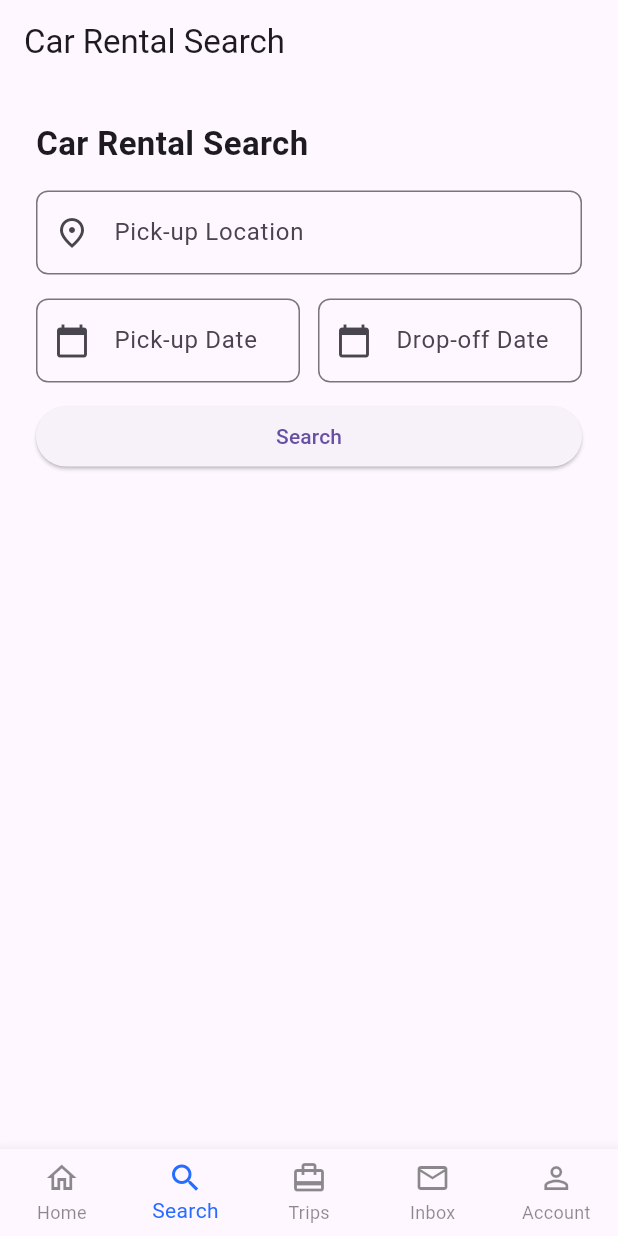
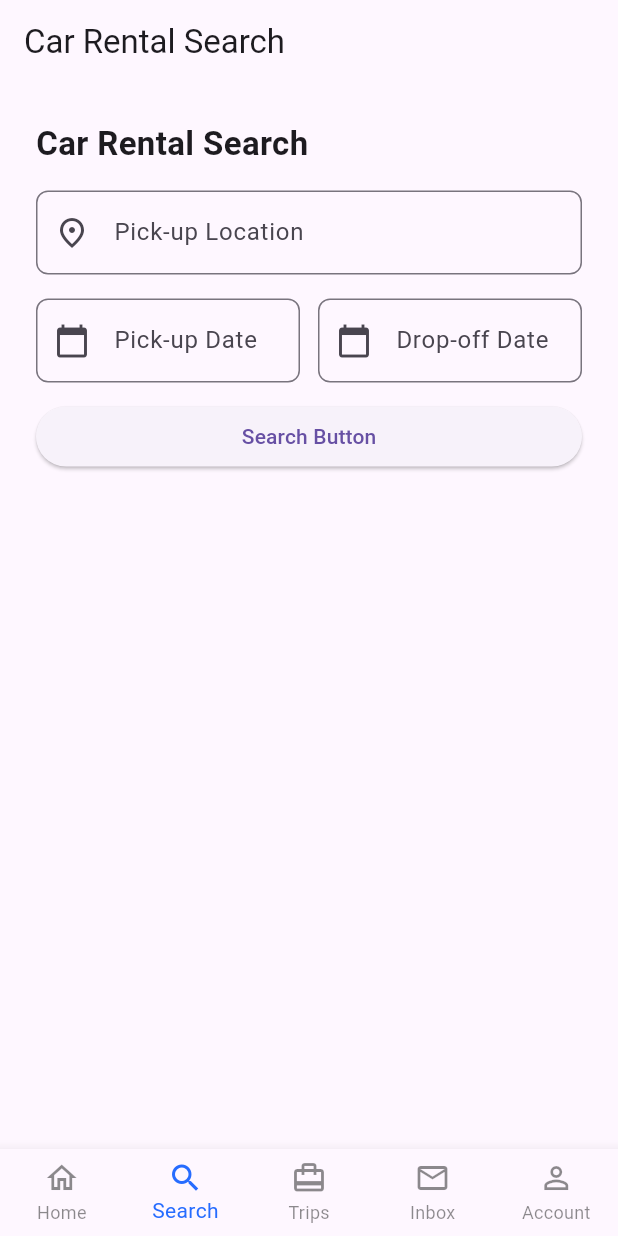
Before and after one commit to netamare/Expedia_app, a Flutter app: the screen it shows after launch, item 2 of the bottom bar chosen, on a phone screen of 412 x 824 dp. Run offline on Flutter 3.47's test engine with Material 3 defaults, Android fonts, the phone set to English and light mode, and no system bars; accounts and stored records are empty.

Commit message:
Again update car search

```diff
--- a/lib/screens/search/car_search_screen.dart
+++ b/lib/screens/search/car_search_screen.dart
@@ -12,6 +12,7 @@ class CarSearchScreen extends StatelessWidget {
           Text('Car Rental Search', style: TextStyle(fontSize: 22, fontWeight: FontWeight.bold)),
           SizedBox(height: 16),
           TextField(
+
             decoration: InputDecoration(
               prefixIcon: Icon(Icons.place_outlined),
               hintText: 'Pick-up Location',
@@ -41,7 +42,7 @@ class CarSearchScreen extends StatelessWidget {
             ],
           ),
           SizedBox(height: 12),
-          ElevatedButton(onPressed: () {}, child: Text('Search')),
+          ElevatedButton(onPressed: () {}, child: Text('Search Button')),
         ],
       ),
     );
```
